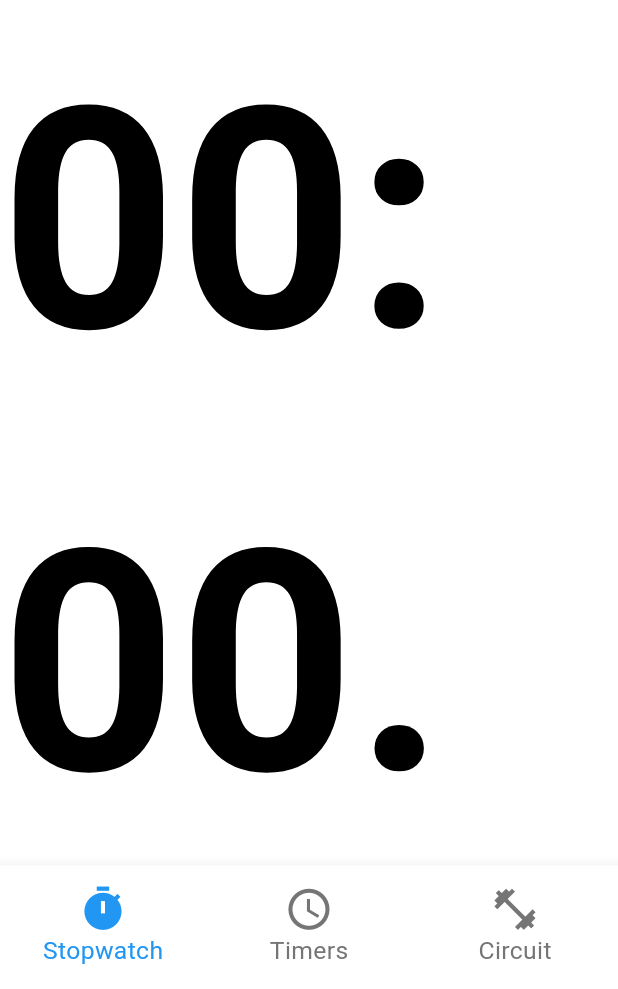
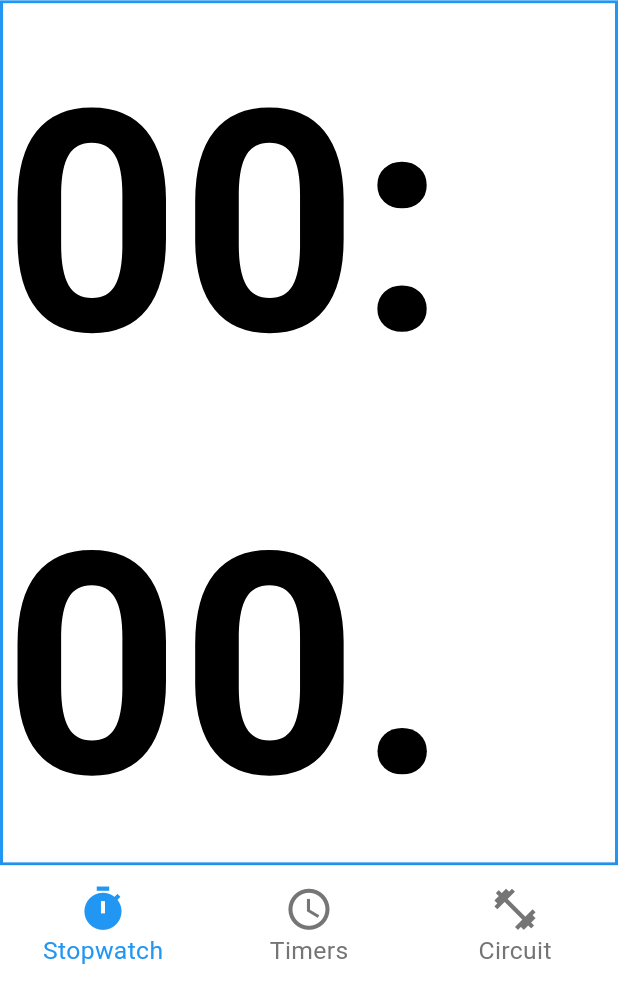
Before and after one commit to Ronaq13/knc, a Flutter app: the screen it shows after launch, on a phone screen of 412 x 824 dp, the part 247-1236 px from its top. Run offline on Flutter 3.47's test engine with Material 3 defaults, Android fonts, the phone set to English and light mode, and no system bars; our stand-ins replace audioplayers.

Commit message:
Working code

```diff
--- a/lib/main.dart
+++ b/lib/main.dart
@@ -1,4 +1,5 @@
 import 'package:flutter/material.dart';
+import 'package:flutter/services.dart';
 import 'screens/stopwatch_screen.dart';
 import 'screens/timer_screen.dart';
 import 'screens/circuit_screen.dart';
@@ -52,30 +53,71 @@
 
 class _KncHomeState extends State<KncHome> {
   int _selectedIndex = 0;
+  final _focusNodes = List.generate(3, (_) => FocusNode());
+  final _bodyFocusNode = FocusNode();
 
   final _pages = [StopwatchScreen(), TimerScreen(), CircuitScreen()];
-  // final _titles = ['Stopwatch', 'Timers', 'Circuit'];
+
+  @override
+  void initState() {
+    super.initState();
+    // Set initial focus
+    WidgetsBinding.instance.addPostFrameCallback((_) {
+      FocusScope.of(context).requestFocus(_focusNodes[_selectedIndex]);
+    });
+  }
+
+  @override
+  void dispose() {
+    for (var node in _focusNodes) {
+      node.dispose();
+    }
+    _bodyFocusNode.dispose();
+    super.dispose();
+  }
+
+  void _handleKeyEvent(KeyEvent event) {
+    if (event is KeyDownEvent) {
+      if (event.logicalKey == LogicalKeyboardKey.arrowRight) {
+        setState(() {
+          _selectedIndex = (_selectedIndex + 1) % 3;
+          FocusScope.of(context).requestFocus(_focusNodes[_selectedIndex]);
+        });
+      } else if (event.logicalKey == LogicalKeyboardKey.arrowLeft) {
+        setState(() {
+          _selectedIndex = (_selectedIndex - 1 + 3) % 3;
+          FocusScope.of(context).requestFocus(_focusNodes[_selectedIndex]);
+        });
+      } else if (event.logicalKey == LogicalKeyboardKey.arrowUp) {
+        FocusScope.of(context).requestFocus(_bodyFocusNode);
+      } else if (event.logicalKey == LogicalKeyboardKey.arrowDown) {
+        FocusScope.of(context).requestFocus(_focusNodes[_selectedIndex]);
+      } else if (event.logicalKey == LogicalKeyboardKey.select ||
+                 event.logicalKey == LogicalKeyboardKey.enter) {
+        // The selection already happened via focus, but you can add additional
+        // actions here if needed when the user presses enter/select
+      }
+    }
+  }
 
   @override
   Widget build(BuildContext context) {
-    return Scaffold(
+    return KeyboardListener(
+      focusNode: FocusNode()..requestFocus(),
+      onKeyEvent: _handleKeyEvent,
+      child: Scaffold(
         appBar: PreferredSize(
           preferredSize: Size.fromHeight(
             MediaQuery.of(context).size.height * 0.2,
-        ), // 20% of screen height
+          ),
           child: AppBar(
             backgroundColor: Colors.white,
             foregroundColor: Colors.black,
             elevation: 0,
-          toolbarHeight:
-              MediaQuery.of(context).size.height * 0.2, // Match preferredSize
+            toolbarHeight: MediaQuery.of(context).size.height * 0.2,
             title: Center(
-            // Ensures perfect centering
               child: Container(
-              height:
-                  MediaQuery.of(context).size.height *
-                  0.2 *
-                  0.8, // 80% of AppBar height
+                height: MediaQuery.of(context).size.height * 0.2 * 0.8,
                 child: Image.asset(
                   'assets/images/logo2.jpeg',
                   fit: BoxFit.contain,
@@ -85,54 +127,106 @@
             centerTitle: true,
           ),
         ),
-
-      body: _pages[_selectedIndex],
-
+        body: Focus(
+          focusNode: _bodyFocusNode,
+          child: Container(
+            decoration: BoxDecoration(
+              border: _bodyFocusNode.hasFocus
+                  ? Border.all(color: Colors.blue, width: 2)
+                  : null,
+            ),
+            child: _pages[_selectedIndex],
+          ),
+        ),
         bottomNavigationBar: SizedBox(
-        height:
-            MediaQuery.of(context).size.height * 0.1, // 10% of screen height
+          height: MediaQuery.of(context).size.height * 0.1,
           child: BottomNavigationBar(
             backgroundColor: Colors.white,
             selectedItemColor: Colors.blue,
             unselectedItemColor: Colors.grey[600],
             currentIndex: _selectedIndex,
-          onTap: (int idx) => setState(() => _selectedIndex = idx),
+            onTap: (int idx) {
+              setState(() => _selectedIndex = idx);
+              FocusScope.of(context).requestFocus(_focusNodes[idx]);
+            },
             type: BottomNavigationBarType.fixed,
-          selectedFontSize:
-              MediaQuery.of(context).size.height *
-              0.04 *
-              0.5, // 50% of item height
+            selectedFontSize: MediaQuery.of(context).size.height * 0.04 * 0.5,
             unselectedFontSize: MediaQuery.of(context).size.height * 0.04 * 0.5,
-          iconSize:
-              MediaQuery.of(context).size.height *
-              0.04, // 50% of item height (4% screen height)
+            iconSize: MediaQuery.of(context).size.height * 0.04,
             items: [
               BottomNavigationBarItem(
-              icon: SizedBox(
-                height:
-                    MediaQuery.of(context).size.height *
-                    0.04, // 4% screen (50% of 80% of 10%)
-                child: Icon(Icons.timer),
+                icon: Focus(
+                  focusNode: _focusNodes[0],
+                  child: Builder(
+                    builder: (BuildContext context) {
+                      final bool hasFocus = Focus.of(context).hasFocus;
+                      return Container(
+                        height: MediaQuery.of(context).size.height * 0.04,
+                        decoration: BoxDecoration(
+                          border: hasFocus ? Border.all(color: Colors.blue, width: 2) : null,
+                          borderRadius: BorderRadius.circular(8),
+                        ),
+                        padding: EdgeInsets.all(hasFocus ? 4 : 0),
+                        child: Icon(
+                          Icons.timer,
+                          color: hasFocus ? Colors.blue : (_selectedIndex == 0 ? Colors.blue : Colors.grey[600]),
+                        ),
+                      );
+                    },
+                  ),
                 ),
                 label: 'Stopwatch',
               ),
               BottomNavigationBarItem(
-              icon: SizedBox(
+                icon: Focus(
+                  focusNode: _focusNodes[1],
+                  child: Builder(
+                    builder: (BuildContext context) {
+                      final bool hasFocus = Focus.of(context).hasFocus;
+                      return Container(
                         height: MediaQuery.of(context).size.height * 0.04,
-                child: Icon(Icons.schedule),
+                        decoration: BoxDecoration(
+                          border: hasFocus ? Border.all(color: Colors.blue, width: 2) : null,
+                          borderRadius: BorderRadius.circular(8),
+                        ),
+                        padding: EdgeInsets.all(hasFocus ? 4 : 0),
+                        child: Icon(
+                          Icons.schedule,
+                          color: hasFocus ? Colors.blue : (_selectedIndex == 1 ? Colors.blue : Colors.grey[600]),
+                        ),
+                      );
+                    },
+                  ),
                 ),
                 label: 'Timers',
               ),
               BottomNavigationBarItem(
-              icon: SizedBox(
+                icon: Focus(
+                  focusNode: _focusNodes[2],
+                  child: Builder(
+                    builder: (BuildContext context) {
+                      final bool hasFocus = Focus.of(context).hasFocus;
+                      return Container(
                         height: MediaQuery.of(context).size.height * 0.04,
-                child: Icon(Icons.fitness_center),
+                        decoration: BoxDecoration(
+                          border: hasFocus ? Border.all(color: Colors.blue, width: 2) : null,
+                          borderRadius: BorderRadius.circular(8),
+                        ),
+                        padding: EdgeInsets.all(hasFocus ? 4 : 0),
+                        child: Icon(
+                          Icons.fitness_center,
+                          color: hasFocus ? Colors.blue : (_selectedIndex == 2 ? Colors.blue : Colors.grey[600]),
+                        ),
+                      );
+                    },
+                  ),
                 ),
                 label: 'Circuit',
               ),
             ],
           ),
         ),
+      ),
     );
   }
 }
--- a/lib/screens/stopwatch_screen.dart
+++ b/lib/screens/stopwatch_screen.dart
@@ -21,6 +21,10 @@ class _StopwatchScreenState extends State<StopwatchScreen> {
     super.initState();
     _elapsed = Duration.zero;
     _ticker = Ticker(_onTick)..start();
+    // Set initial focus to the start button
+    SchedulerBinding.instance.addPostFrameCallback((_) {
+      _startPauseFocusNode.requestFocus();
+    });
   }
 
   void _onTick(Duration elapsed) {
@@ -84,7 +88,20 @@ class _StopwatchScreenState extends State<StopwatchScreen> {
         final key = event.logicalKey;
 
         if (key == LogicalKeyboardKey.arrowRight) {
-          FocusScope.of(node.context!).nextFocus();
+          // If this is the reset button (last button), move to next screen
+          if (focusNode == _resetFocusNode) {
+            // Find the next screen's focus node through the parent
+            final parentContext = node.context!.findAncestorStateOfType<_KncHomeState>();
+            if (parentContext != null) {
+              parentContext.setState(() {
+                parentContext._selectedIndex = (parentContext._selectedIndex + 1) % 3;
+                FocusScope.of(node.context!).requestFocus(parentContext._focusNodes[parentContext._selectedIndex]);
+              });
+              return KeyEventResult.handled;
+            }
+          } else {
+            FocusScope.of(node.context!).nextFocus();
+          }
           return KeyEventResult.handled;
         } else if (key == LogicalKeyboardKey.arrowLeft) {
           FocusScope.of(node.context!).previousFocus();
--- a/lib/screens/timer_screen.dart
+++ b/lib/screens/timer_screen.dart
@@ -32,9 +32,6 @@ class _TimerScreenState extends State<TimerScreen> {
 
   // We store one FocusNode per timer button.
   late List<FocusNode> _focusNodes;
-
-  // Grid dimensions: we show 3 columns.
-  final int _columns = 3;
 
   @override
   void initState() {
```
Lines whose indentation alone changed are shown as unchanged.
